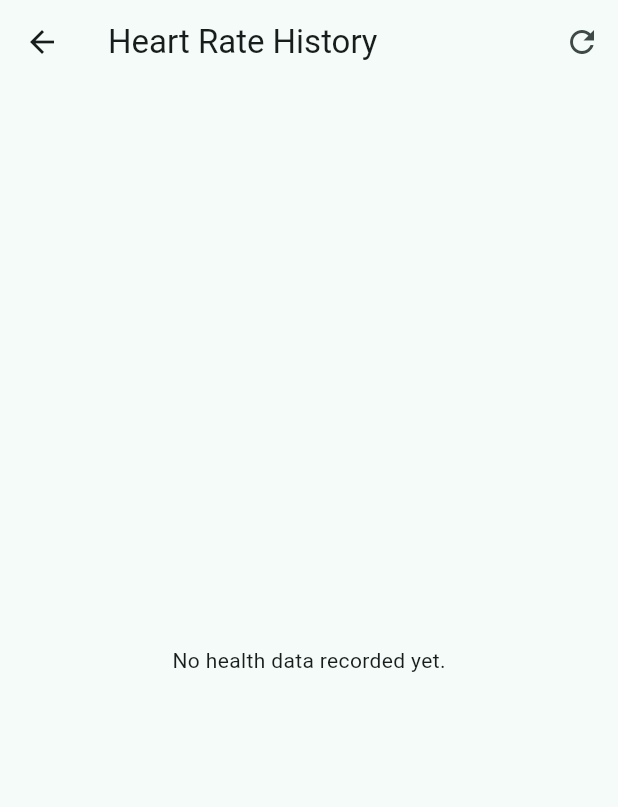
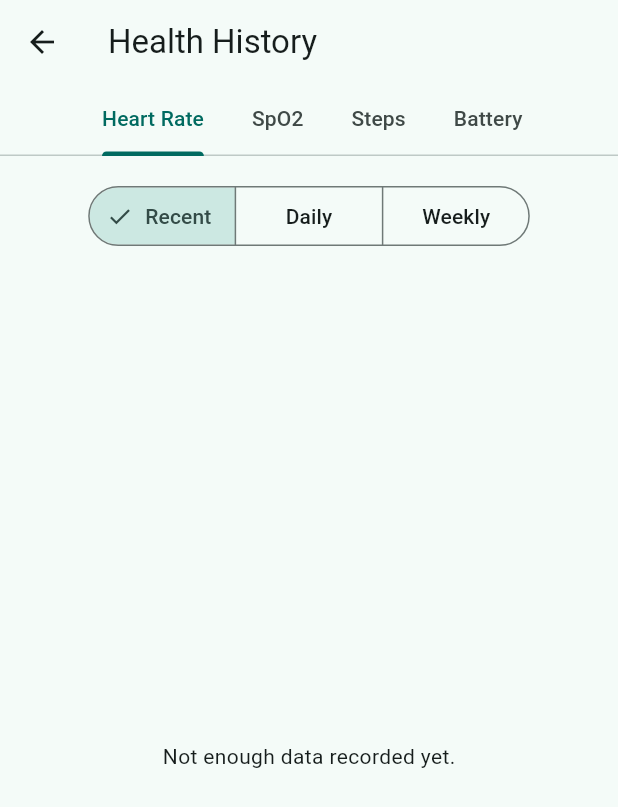
Before and after one commit to VishalAnuragi/wearable_health_app, a Flutter app: the HistoryScreen screen opened directly, on a phone screen of 412 x 824 dp. Shown: the top 807 px of the screen. Run offline on Flutter 3.47's test engine with Material 3 defaults, Android fonts, the phone set to English and light mode, and no system bars; our stand-ins replace connectivity_plus, dio, fl_chart, flutter_bloc, flutter_secure_storage, sqflite; accounts and stored records are empty; network calls fail.

Commit message:
desired history metrics

```diff
--- a/lib/features/health/presentation/screens/history_screen.dart
+++ b/lib/features/health/presentation/screens/history_screen.dart
@@ -1,8 +1,11 @@
+import 'dart:math';
 import 'package:flutter/material.dart';
 import 'package:fl_chart/fl_chart.dart';
 import 'package:flutter_bloc/flutter_bloc.dart';
 import 'package:intl/intl.dart';
 import '../../../../core/database/database_helper.dart';
+
+enum TimeRange { recent, daily, weekly }
 
 class HistoryScreen extends StatefulWidget {
   const HistoryScreen({super.key});
@@ -14,6 +17,7 @@ class HistoryScreen extends StatefulWidget {
 class _HistoryScreenState extends State<HistoryScreen> {
   List<Map<String, dynamic>> _readings = [];
   bool _isLoading = true;
+  TimeRange _selectedRange = TimeRange.recent;
 
   @override
   void initState() {
@@ -22,41 +26,101 @@ class _HistoryScreenState extends State<HistoryScreen> {
   }
 
   Future<void> _loadData() async {
+    setState(() => _isLoading = true);
     final db = context.read<DatabaseHelper>();
-    final data = await db.getRecentReadings(limit: 20); // Get last 20 readings
+    List<Map<String, dynamic>> data;
+
+    switch (_selectedRange) {
+      case TimeRange.recent:
+        data = await db.getRecentReadings(limit: 20);
+        data = data.reversed.toList();
+        break;
+      case TimeRange.daily:
+        data = await db.getDailyHistory();
+        break;
+      case TimeRange.weekly:
+        data = await db.getWeeklySummary();
+        break;
+    }
+
     setState(() {
-      // Reverse the list so the oldest is on the left of the chart
-      _readings = data.reversed.toList();
+      _readings = data;
       _isLoading = false;
     });
   }
 
   @override
   Widget build(BuildContext context) {
-    return Scaffold(
+    return DefaultTabController(
+      length: 4,
+      child: Scaffold(
         appBar: AppBar(
-        title: const Text('Heart Rate History'),
-        actions: [
-          IconButton(
-            icon: const Icon(Icons.refresh),
-            onPressed: () {
-              setState(() => _isLoading = true);
+          title: const Text('Health History'),
+          bottom: const TabBar(
+            isScrollable: true,
+            tabs: [
+              Tab(text: 'Heart Rate'),
+              Tab(text: 'SpO2'),
+              Tab(text: 'Steps'),
+              Tab(text: 'Battery'),
+            ],
+          ),
+        ),
+        body: Column(
+          children: [
+            Padding(
+              padding: const EdgeInsets.all(16.0),
+              child: SegmentedButton<TimeRange>(
+                segments: const [
+                  ButtonSegment(value: TimeRange.recent, label: Text('Recent')),
+                  ButtonSegment(value: TimeRange.daily, label: Text('Daily')),
+                  ButtonSegment(value: TimeRange.weekly, label: Text('Weekly')),
+                ],
+                selected: {_selectedRange},
+                onSelectionChanged: (Set<TimeRange> newSelection) {
+                  setState(() {
+                    _selectedRange = newSelection.first;
+                  });
                   _loadData();
                 },
-          )
+              ),
+            ),
+            Expanded(
+              child: _isLoading
+                  ? const Center(child: CircularProgressIndicator())
+                  : _readings.isEmpty
+                  ? const Center(child: Text('Not enough data recorded yet.'))
+                  : TabBarView(
+                children: [
+                  _buildChartTab('Heart Rate (BPM)', 'heart_rate', Colors.red),
+                  _buildChartTab('Blood Oxygen (%)', 'spo2', Colors.blue),
+                  _buildChartTab('Step Count', 'steps', Colors.orange),
+                  _buildChartTab('Battery Level (%)', 'battery_level', Colors.green),
                 ],
               ),
-      body: _isLoading
-          ? const Center(child: CircularProgressIndicator())
-          : _readings.isEmpty
-          ? const Center(child: Text('No health data recorded yet.'))
-          : Padding(
-        padding: const EdgeInsets.all(24.0),
+            ),
+          ],
+        ),
+      ),
+    );
+  }
+
+  Widget _buildChartTab(String title, String dataKey, Color color) {
+    if (_readings.isEmpty) return const SizedBox.shrink();
+
+    final double minVal = _readings.map((r) => (r[dataKey] as num).toDouble()).reduce(min);
+    final double maxVal = _readings.map((r) => (r[dataKey] as num).toDouble()).reduce(max);
+
+    double padding = (maxVal - minVal) * 0.1;
+    if (padding == 0) padding = 5.0;
+
+    return Padding(
+      padding: const EdgeInsets.fromLTRB(24, 8, 24, 24),
       child: Column(
         crossAxisAlignment: CrossAxisAlignment.stretch,
         children: [
           Text(
-              'Recent Heart Rate (BPM)',
+            title,
             style: Theme.of(context).textTheme.titleLarge,
             textAlign: TextAlign.center,
           ),
@@ -64,37 +128,52 @@ class _HistoryScreenState extends State<HistoryScreen> {
           Expanded(
             child: LineChart(
               LineChartData(
+                minY: minVal - padding,
+                maxY: maxVal + padding,
                 gridData: const FlGridData(show: true),
                 titlesData: FlTitlesData(
+                  leftTitles: const AxisTitles(
+                    sideTitles: SideTitles(showTitles: true, reservedSize: 45),
+                  ),
                   bottomTitles: AxisTitles(
                     sideTitles: SideTitles(
                       showTitles: true,
                       getTitlesWidget: (value, meta) {
                         if (value.toInt() >= _readings.length) return const Text('');
-                          // Extract the time from the timestamp
-                          final date = DateTime.parse(_readings[value.toInt()]['timestamp']);
-                          return Text(DateFormat('HH:mm:ss').format(date.toLocal()), style: const TextStyle(fontSize: 10));
+                        final reading = _readings[value.toInt()];
+
+                        String label = '';
+                        // If it's aggregated data, use the SQL time_label. Otherwise, format the raw timestamp.
+                        if (reading.containsKey('time_label')) {
+                          label = reading['time_label'];
+                        } else {
+                          final date = DateTime.parse(reading['timestamp']);
+                          label = DateFormat('HH:mm:ss').format(date.toLocal());
+                        }
+
+                        return Padding(
+                          padding: const EdgeInsets.only(top: 8.0),
+                          child: Text(label, style: const TextStyle(fontSize: 10)),
+                        );
                       },
-                        reservedSize: 30,
-                        interval: 5, // Show a time label every 5th reading
+                      reservedSize: 35,
+                      interval: max(1, (_readings.length / 5).floorToDouble()), // Spread labels evenly
                     ),
                   ),
                   rightTitles: const AxisTitles(sideTitles: SideTitles(showTitles: false)),
                   topTitles: const AxisTitles(sideTitles: SideTitles(showTitles: false)),
                 ),
                 borderData: FlBorderData(show: true),
-                  minY: 60,
-                  maxY: 120,
                 lineBarsData: [
                   LineChartBarData(
                     spots: List.generate(_readings.length, (index) {
                       return FlSpot(
                         index.toDouble(),
-                          (_readings[index]['heart_rate'] as int).toDouble(),
+                        (_readings[index][dataKey] as num).toDouble(),
                       );
                     }),
                     isCurved: true,
-                      color: Colors.red,
+                    color: color,
                     barWidth: 4,
                     dotData: const FlDotData(show: true),
                   ),
@@ -104,7 +183,6 @@ class _HistoryScreenState extends State<HistoryScreen> {
           ),
         ],
       ),
-      ),
     );
   }
 }
```
Also changed, not shown: lib/core/database/database_helper.dart (+34 -0 lines). Lines whose indentation alone changed are shown as unchanged.
